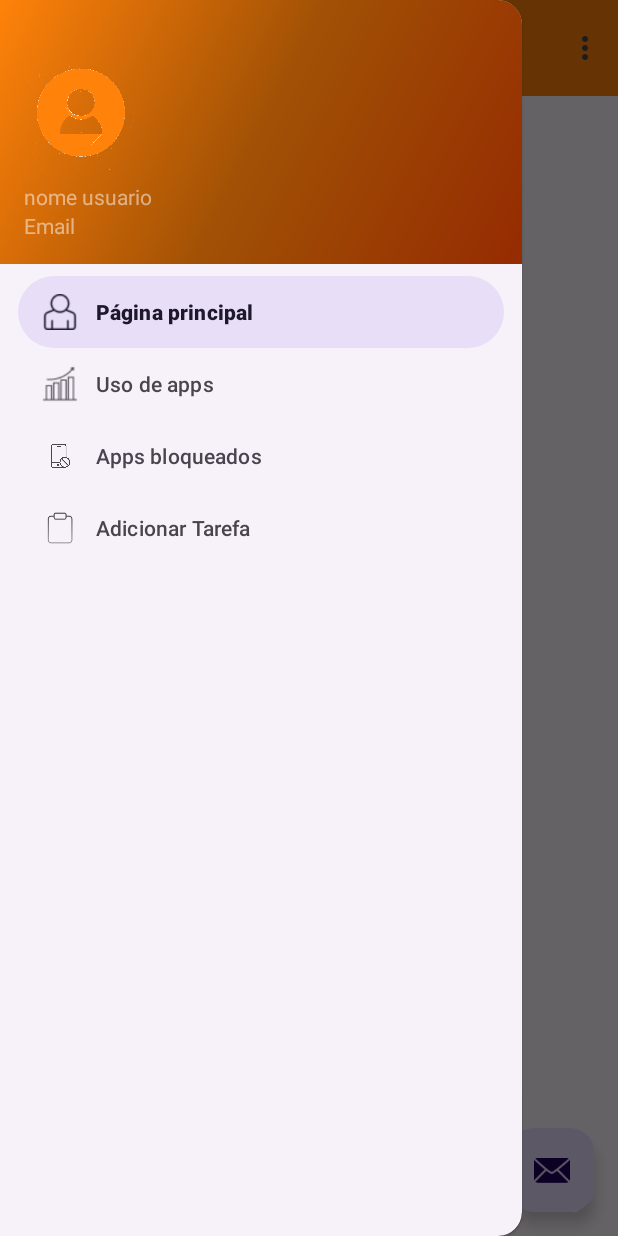
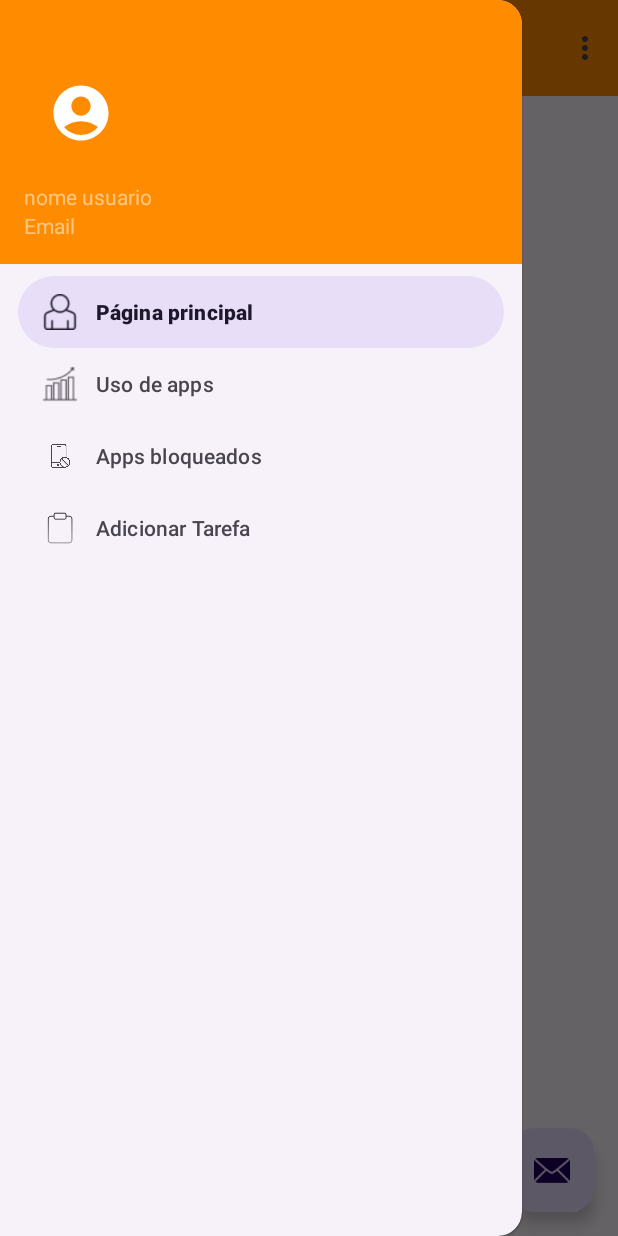
Before and after one commit to Sadousan/TaskLock, an Android app built with Jetpack Compose: the TelaPrincipalMenu screen opened directly, with no data from a screen before it, with the side drawer open, on a phone screen of 412 x 824 dp. Run offline under Robolectric (Android 15) with nearby library versions, the phone set to English and light mode, and no system bars; our stand-ins replace navigation-ui; Roboto replaces fonts that are not available here.

Commit message:
mudanças simples

```diff
--- /dev/null
+++ b/app/src/main/res/drawable/ic_usergeneral_foreground.xml
@@ -0,0 +1,15 @@
+<vector xmlns:android="http://schemas.android.com/apk/res/android"
+    android:width="108dp"
+    android:height="108dp"
+    android:viewportWidth="24"
+    android:viewportHeight="24"
+    android:tint="#FFFFFF">
+  <group android:scaleX="0.58"
+      android:scaleY="0.58"
+      android:translateX="5.04"
+      android:translateY="5.04">
+    <path
+        android:fillColor="@android:color/white"
+        android:pathData="M12,2C6.48,2 2,6.48 2,12s4.48,10 10,10s10,-4.48 10,-10S17.52,2 12,2zM12,6c1.93,0 3.5,1.57 3.5,3.5S13.93,13 12,13s-3.5,-1.57 -3.5,-3.5S10.07,6 12,6zM12,20c-2.03,0 -4.43,-0.82 -6.14,-2.88C7.55,15.8 9.68,15 12,15s4.45,0.8 6.14,2.12C16.43,19.18 14.03,20 12,20z"/>
+  </group>
+</vector>
--- a/app/src/main/res/drawable/side_nav_bar.xml
+++ b/app/src/main/res/drawable/side_nav_bar.xml
@@ -2,8 +2,8 @@
     android:shape="rectangle">
     <gradient
         android:angle="135"
-        android:centerColor="#A15105"
-        android:endColor="#FF820A"
-        android:startColor="#952B02"
+        android:centerColor="#FF8C00	"
+        android:endColor="#FF8C00"
+        android:startColor="#FF8C00	"
         android:type="linear" />
 </shape>
--- a/app/src/main/res/layout/nav_header_telaprincipalmenu.xml
+++ b/app/src/main/res/layout/nav_header_telaprincipalmenu.xml
@@ -18,7 +18,7 @@
         android:layout_height="84dp"
         android:contentDescription=""
         android:paddingTop="@dimen/nav_header_vertical_spacing"
-        app:srcCompat="@drawable/ic_usergeneral" />
+        app:srcCompat="@drawable/ic_usergeneral_foreground" />
 
     <TextView
         android:id="@+id/nomeusuario"
--- /dev/null
+++ b/app/src/main/res/mipmap-anydpi-v26/ic_usergeneral.xml
@@ -0,0 +1,5 @@
+<?xml version="1.0" encoding="utf-8"?>
+<adaptive-icon xmlns:android="http://schemas.android.com/apk/res/android">
+    <background android:drawable="@drawable/ic_usergeneral_background"/>
+    <foreground android:drawable="@drawable/ic_usergeneral_foreground"/>
+</adaptive-icon>
--- /dev/null
+++ b/app/src/main/res/mipmap-anydpi-v26/ic_usergeneral_round.xml
@@ -0,0 +1,5 @@
+<?xml version="1.0" encoding="utf-8"?>
+<adaptive-icon xmlns:android="http://schemas.android.com/apk/res/android">
+    <background android:drawable="@drawable/ic_usergeneral_background"/>
+    <foreground android:drawable="@drawable/ic_usergeneral_foreground"/>
+</adaptive-icon>
--- a/app/src/main/res/values/colors.xml
+++ b/app/src/main/res/values/colors.xml
@@ -2,5 +2,5 @@
 <resources>
     <color name="black">#FF000000</color>
     <color name="white">#FFFFFFFF</color>
-    <color name="laranja">#FF820A</color>
+    <color name="laranja">#FF8C00</color>
 </resources>
```
Also changed, not shown: app/src/main/res/drawable/ic_usergeneral_background.xml (added, +74 -0 lines), app/src/main/ic_usergeneral-playstore.png (added), app/src/main/res/drawable/ic_usergeneral.png (deleted), app/src/main/res/mipmap-hdpi/ic_usergeneral.webp (added), app/src/main/res/mipmap-hdpi/ic_usergeneral_round.webp (added), app/src/main/res/mipmap-mdpi/ic_usergeneral.webp (added), app/src/main/res/mipmap-mdpi/ic_usergeneral_round.webp (added), app/src/main/res/mipmap-xhdpi/ic_usergeneral.webp (added), app/src/main/res/mipmap-xhdpi/ic_usergeneral_round.webp (added), app/src/main/res/mipmap-xxhdpi/ic_usergeneral.webp (added), app/src/main/res/mipmap-xxhdpi/ic_usergeneral_round.webp (added), app/src/main/res/mipmap-xxxhdpi/ic_usergeneral.webp (added), app/src/main/res/mipmap-xxxhdpi/ic_usergeneral_round.webp (added).
